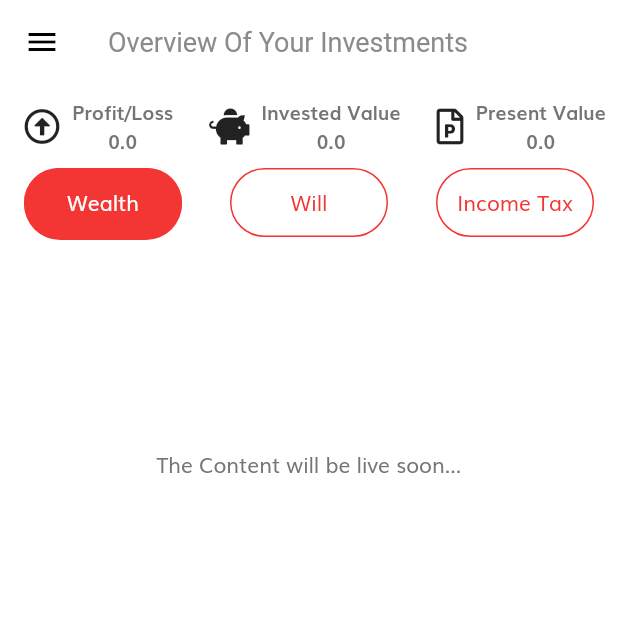
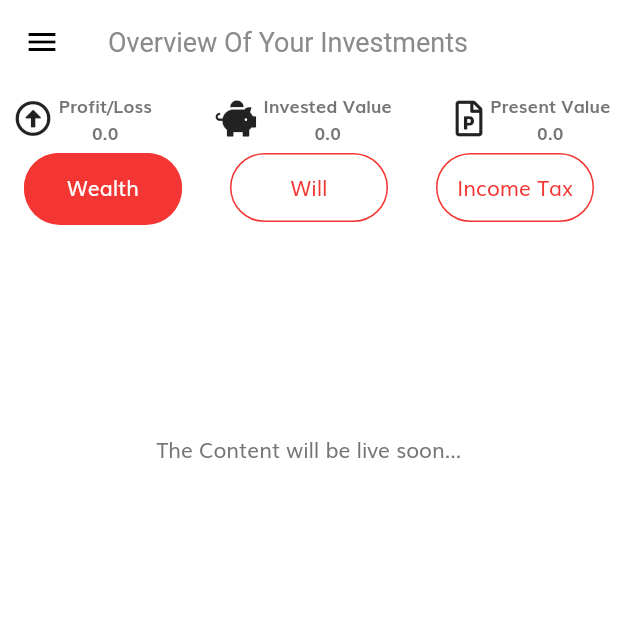
Before and after one commit to EmperorAkashi20/optymoney, a Flutter app: the DashBoardData screen opened directly, on a phone screen of 412 x 824 dp, the top half of it. Run offline on Flutter 3.47's test engine with Material 2 defaults, Android fonts, the light colour scheme and no system bars; our stand-ins replace bottom_navy_bar, flutter_svg, font_awesome_flutter, modal_bottom_sheet; missing offline and left inert: intro_screen_onboarding_flutter; project files that could hold a hidden picture were left out.

Commit message:
UI Changes. Fixed problems on low res screens

```diff
--- a/lib/PostLogin/dashboard/dashboarddata.dart
+++ b/lib/PostLogin/dashboard/dashboarddata.dart
@@ -1,5 +1,6 @@
 import 'package:flutter/material.dart';
 import 'package:font_awesome_flutter/font_awesome_flutter.dart';
+import 'package:optymoney/size_config.dart';
 
 import '../../constants.dart';
 
@@ -29,22 +30,23 @@ class _DashBoardDataState extends State<DashBoardData>
         children: <Widget>[
           Container(
             child: Padding(
-              padding: const EdgeInsets.all(8.0),
+              padding: const EdgeInsets.all(5.0),
               child: Row(
                 mainAxisAlignment: MainAxisAlignment.spaceBetween,
                 children: <Widget>[
                   TabBarConstants(
-                    icon: FaIcon(FontAwesomeIcons.arrowAltCircleUp),
+                    icon:
+                        FaIcon(FontAwesomeIcons.arrowAltCircleUp), //size: 15),
                     title: "Profit/Loss",
                     initialAmount: "0.0",
                   ),
                   TabBarConstants(
-                    icon: FaIcon(FontAwesomeIcons.piggyBank),
+                    icon: FaIcon(FontAwesomeIcons.piggyBank), //size: 15),
                     title: "Invested Value",
                     initialAmount: "0.0",
                   ),
                   TabBarConstants(
-                    icon: FaIcon(FontAwesomeIcons.filePowerpoint),
+                    icon: FaIcon(FontAwesomeIcons.filePowerpoint), //size: 15),
                     title: "Present Value",
                     initialAmount: "0.0",
                   )
@@ -232,7 +234,7 @@ class TabBarConstants extends StatelessWidget {
     return Row(
       children: <Widget>[
         Padding(
-          padding: const EdgeInsets.all(8.0),
+          padding: const EdgeInsets.all(5.0),
           child: Container(
             child: icon,
           ),
@@ -242,14 +244,14 @@ class TabBarConstants extends StatelessWidget {
             Text(
               title,
               style: TextStyle(
-                fontSize: 13,
+                fontSize: 12,
                 fontWeight: FontWeight.w600,
               ),
             ),
             Text(
               initialAmount,
               style: TextStyle(
-                fontSize: 13,
+                fontSize: 12,
                 fontWeight: FontWeight.w600,
               ),
             ),
@@ -282,6 +284,7 @@ class TabBarMenuItem extends StatelessWidget {
         alignment: Alignment.center,
         child: Text(
           title,
+          textAlign: TextAlign.center,
         ),
       ),
     );
--- a/lib/PostLogin/investments/components/Calculators/CalculatorLogicAll.dart
+++ b/lib/PostLogin/investments/components/Calculators/CalculatorLogicAll.dart
@@ -2684,7 +2684,7 @@ class _OldVsNewTaxState extends State<OldVsNewTax> {
                 mainAxisAlignment: MainAxisAlignment.end,
                 children: <Widget>[
                   Text(
-                    "Old vs New Tax Regime Compare",
+                    "Old vs New Tax Compare",
                     style: TextStyle(
                       fontSize: 20,
                       fontWeight: FontWeight.w800,
--- a/lib/PostLogin/investments/components/body.dart
+++ b/lib/PostLogin/investments/components/body.dart
@@ -65,7 +65,7 @@ class InvestmentTabs extends StatelessWidget {
         ),
         child: Align(
           alignment: Alignment.center,
-          child: Text(title),
+          child: Text(title, textAlign: TextAlign.center),
         ),
       ),
     );
```
